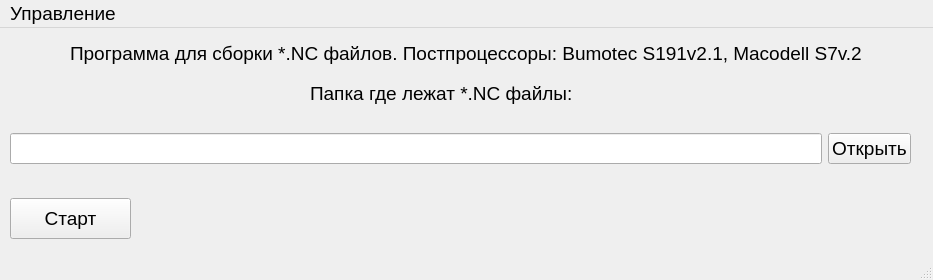
This is untitled.ui in Sicambr/igorek as Qt 5 draws it before an edit. The edited form follows.
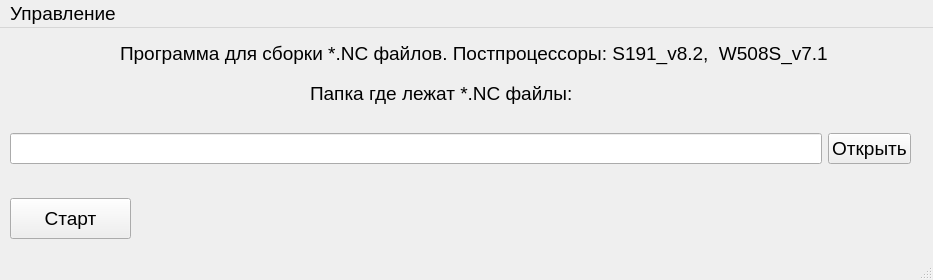
This is the edited form.

Commit message: change gui form for app

```diff
--- a/untitled.ui
+++ b/untitled.ui
@@ -83,14 +83,14 @@
    <widget class="QLabel" name="label">
     <property name="geometry">
      <rect>
-      <x>70</x>
+      <x>120</x>
       <y>0</y>
-      <width>791</width>
+      <width>711</width>
       <height>51</height>
      </rect>
     </property>
     <property name="text">
-     <string>Программа для сборки *.NC файлов. Постпроцессоры: Bumotec S191v2.1, Macodell S7v.2</string>
+     <string>Программа для сборки *.NC файлов. Постпроцессоры: S191_v8.2,  W508S_v7.1</string>
     </property>
    </widget>
   </widget>
```
Left out of the diff: 2 changed lines with no effect on the pictures. The commit also changes 2 other files.
